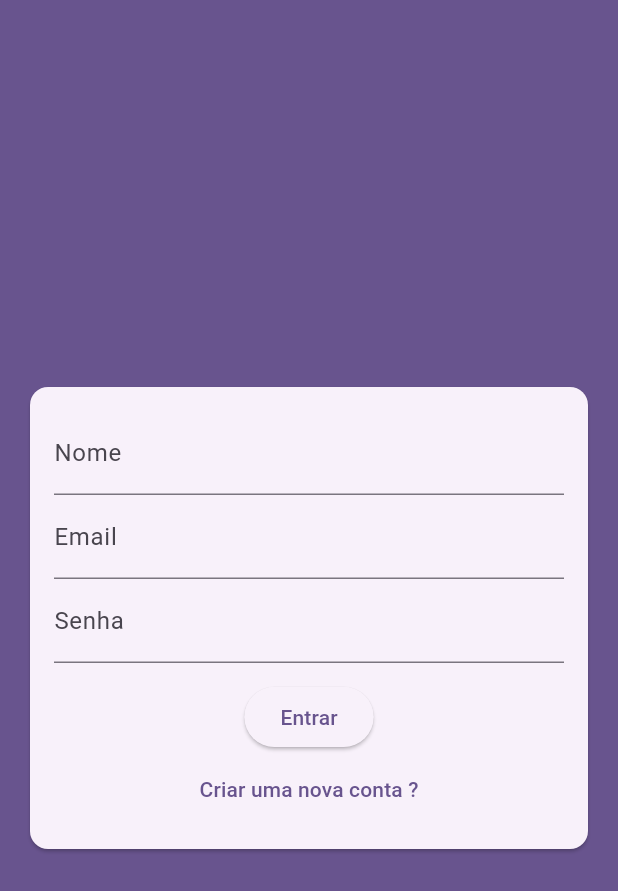
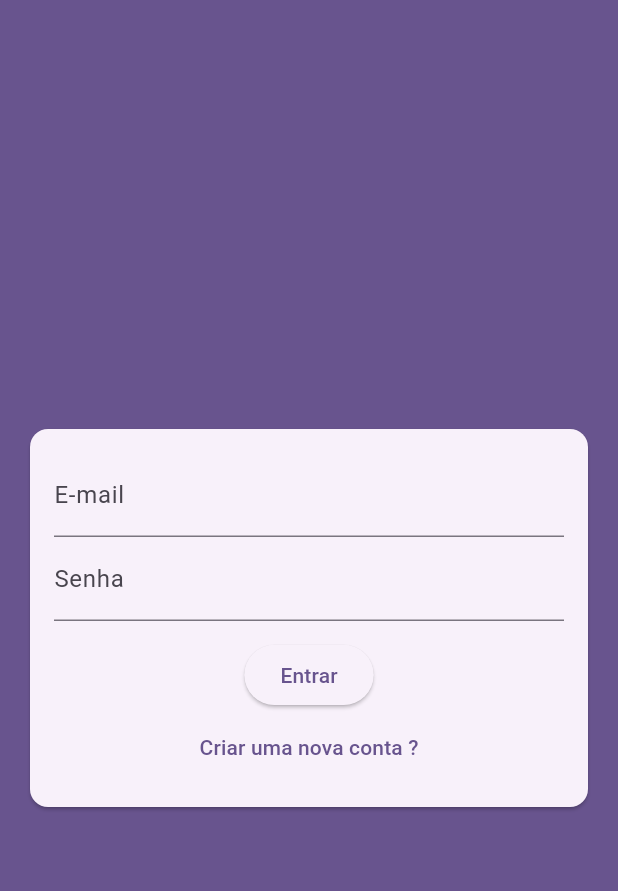
Before and after one commit to adevalter/awchat, a Flutter app: the screen it shows after launch, after a tap on "Entrar", on a phone screen of 412 x 824 dp. Shown: the top 891 px of the screen. Run offline on Flutter 3.47's test engine with Material 3 defaults, Android fonts, the phone set to English and light mode, and no system bars.

Commit message:
construido formulario

```diff
--- a/lib/components/auth_form.dart
+++ b/lib/components/auth_form.dart
@@ -1,7 +1,20 @@
+import 'package:awchat/models/auth_form_data.dart';
 import 'package:flutter/material.dart';
 
-class AuthForm extends StatelessWidget {
+class AuthForm extends StatefulWidget {
   const AuthForm({super.key});
+
+  @override
+  State<AuthForm> createState() => _AuthFormState();
+}
+
+class _AuthFormState extends State<AuthForm> {
+  final _formKey = GlobalKey<FormState>();
+  final _formData = AuthFormData();
+
+  void _submit() {
+    _formKey.currentState!.validate();
+  }
 
   @override
   Widget build(BuildContext context) {
@@ -10,24 +23,44 @@ class AuthForm extends StatelessWidget {
       child: Padding(
         padding: const EdgeInsets.all(16.0),
         child: Form(
+            key: _formKey,
             child: Column(
               children: [
+                if (_formData.isSignup)
                   TextFormField(
-              decoration: InputDecoration(labelText: 'Nome'),
+                    key: const ValueKey('name'),
+                    initialValue: _formData.name,
+                    onChanged: (name) => _formData.name = name,
+                    decoration: const InputDecoration(labelText: 'Nome'),
                   ),
                 TextFormField(
-              decoration: InputDecoration(labelText: 'Email'),
+                  key: const ValueKey('email'),
+                  initialValue: _formData.email,
+                  onChanged: (email) => _formData.email = email,
+                  decoration: const InputDecoration(labelText: 'E-mail'),
                 ),
                 TextFormField(
+                  key: const ValueKey('password'),
+                  initialValue: _formData.password,
+                  onChanged: (password) => _formData.password = password,
                   obscureText: true,
                   decoration: const InputDecoration(labelText: 'Senha'),
                 ),
                 const SizedBox(
                   height: 12,
                 ),
-            ElevatedButton(onPressed: () {}, child: const Text('Entrar')),
+                ElevatedButton(
+                    onPressed: _submit,
+                    child: Text(_formData.isLogin ? 'Entrar' : 'Cadastrar')),
                 TextButton(
-                onPressed: () {}, child: const Text('Criar uma nova conta ?'))
+                    onPressed: () {
+                      setState(() {
+                        _formData.toggleAuthMode();
+                      });
+                    },
+                    child: Text(_formData.isLogin
+                        ? 'Criar uma nova conta ?'
+                        : 'Já possui conta ?'))
               ],
             )),
       ),
--- a/lib/main.dart
+++ b/lib/main.dart
@@ -1,5 +1,4 @@
 import 'package:awchat/page/auth_page/auth_page.dart';
-import 'package:awchat/page/loading_page/loading_page.dart';
 import 'package:flutter/material.dart';
 
 void main() {
--- a/lib/page/auth_page/auth_page.dart
+++ b/lib/page/auth_page/auth_page.dart
@@ -8,7 +8,7 @@ class AuthPage extends StatelessWidget {
   Widget build(BuildContext context) {
     return Scaffold(
       backgroundColor: Theme.of(context).primaryColor,
-      body: Center(
+      body: const Center(
         child: SingleChildScrollView(
           child: AuthForm(),
         ),
```
Lines whose indentation alone changed are shown as unchanged.
